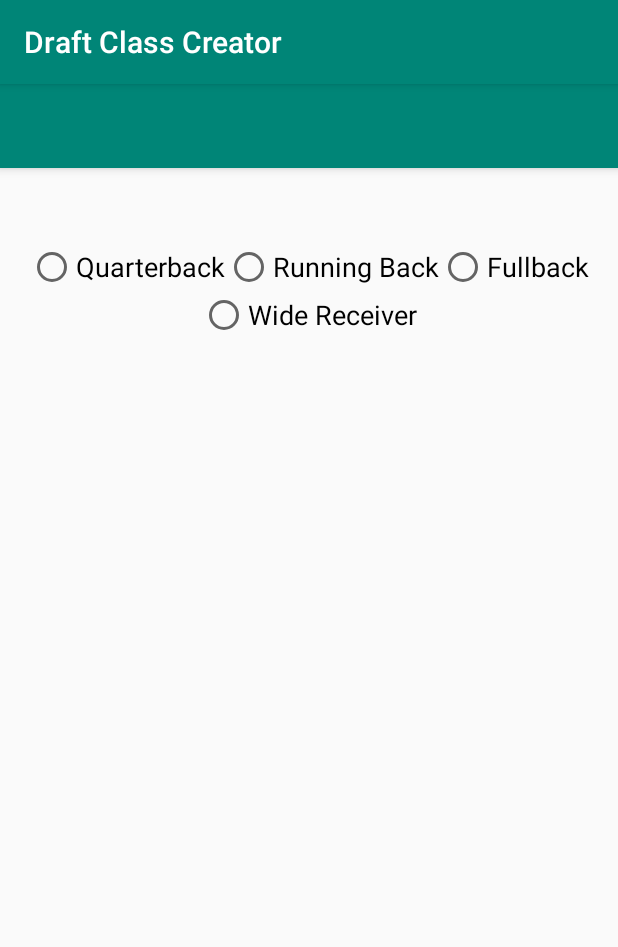
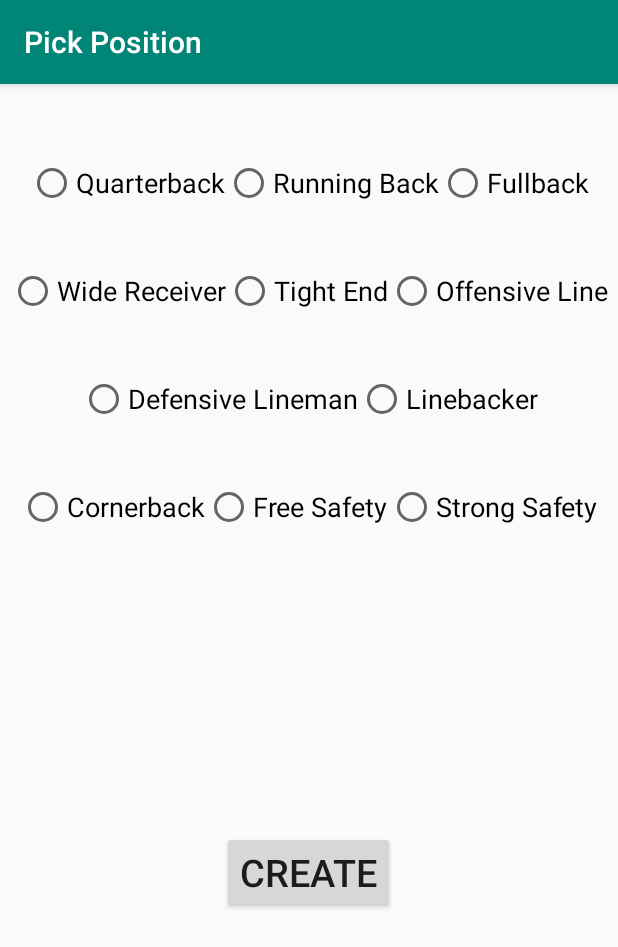
Before and after one commit to rileybros/FootballDraftClass, an Android app: the Create_Player screen opened directly, with no data from a screen before it, on a phone screen of 412 x 824 dp. Shown: the top 947 px of the screen. Run offline under Robolectric (Android 15) with nearby library versions, the phone set to English and light mode, and no system bars.

Commit message:
Started work on Player Creating (Quarteback).)

```diff
--- a/app/src/main/java/com/example/footballdraftclass/Create_Player.java
+++ b/app/src/main/java/com/example/footballdraftclass/Create_Player.java
@@ -1,8 +1,11 @@
 package com.example.footballdraftclass;
 
 import android.content.DialogInterface;
+import android.provider.MediaStore;
+import android.support.v7.app.ActionBar;
 import android.support.v7.app.AlertDialog;
 import android.support.v7.app.AppCompatActivity;
+import android.support.v7.widget.Toolbar;
 import android.os.Bundle;
 import android.view.View;
 import android.widget.RadioButton;
@@ -10,31 +13,69 @@ import android.widget.RadioGroup;
 
 public class Create_Player extends AppCompatActivity {
 
-    private RadioGroup rdgroup1;
-    private RadioGroup rdgroup2;
+    private RadioGroup rdgroup1;    private RadioButton QB;     private RadioButton TE;
+    private RadioGroup rdgroup2;    private RadioButton RB;     private RadioButton OL;
+    private RadioGroup rdgroup3;    private RadioButton WR;     private RadioButton DL;
+    private RadioGroup rdgroup4;    private RadioButton FB;     private RadioButton LB;
+                                    private RadioButton CB;     private RadioButton FS;
+                                    private RadioButton SS;
 
     @Override
     protected void onCreate(Bundle savedInstanceState) {
         super.onCreate(savedInstanceState);
         setContentView(R.layout.activity_create__player);
+        Toolbar toolbar = findViewById(R.id.toolbar);
+        setSupportActionBar(toolbar);
+
+        ActionBar actionBar = this.getSupportActionBar();
+        if (actionBar != null) {
+
+        }
 
         rdgroup1 = findViewById(R.id.positionsgroup1);
         rdgroup2 = findViewById(R.id.positionsgroup2);
-
+        rdgroup3 = findViewById(R.id.positionsgroup3);
+        rdgroup4 = findViewById(R.id.positionsgroup4);
+        QB = findViewById(R.id.QB);
+        RB = findViewById(R.id.RB);
+        WR = findViewById(R.id.WR);
+        FB = findViewById(R.id.FB);
+        CB = findViewById(R.id.CB);
+        SS = findViewById(R.id.SS);
+        TE = findViewById(R.id.TE);
+        OL = findViewById(R.id.OL);
+        DL = findViewById(R.id.DL);
+        LB = findViewById(R.id.LB);
+        FS = findViewById(R.id.FS);
     }
 
     public void Group1Click(View view) {
-        helpme();
         rdgroup2.clearCheck();
+        rdgroup3.clearCheck();
+        rdgroup4.clearCheck();
     }
 
     public void Group2Click(View view) {
         rdgroup1.clearCheck();
+        rdgroup3.clearCheck();
+        rdgroup4.clearCheck();
+    }
+
+    public void Group3Click(View view) {
+        rdgroup1.clearCheck();
+        rdgroup2.clearCheck();
+        rdgroup4.clearCheck();
+    }
+
+    public void Group4Click(View view) {
+        rdgroup1.clearCheck();
+        rdgroup2.clearCheck();
+        rdgroup3.clearCheck();
     }
 
     private void helpme() {
         new AlertDialog.Builder(this)
-                .setMessage("Help me").
+                .setMessage("Position not selected. Please choose a position to create.").
                 setPositiveButton(
                         "OK",
                         new DialogInterface.OnClickListener() {
@@ -47,4 +88,44 @@ public class Create_Player extends AppCompatActivity {
                 create().
                 show();
     }
+
+
+    public void onClickPlayerAttributes(View view) {
+        if (QB.isChecked()){
+            finish();
+        }
+        else if (RB.isChecked()){
+            finish();
+        }
+        else if (WR.isChecked()){
+            finish();
+        }
+        else if (FB.isChecked()){
+            finish();
+        }
+        else if (TE.isChecked()){
+            finish();
+        }
+        else if (OL.isChecked()){
+            finish();
+        }
+        else if (DL.isChecked()){
+            finish();
+        }
+        else if (LB.isChecked()){
+            finish();
+        }
+        else if (CB.isChecked()){
+            finish();
+        }
+        else if (FS.isChecked()){
+            finish();
+        }
+        else if (SS.isChecked()){
+            finish();
+        }
+        else{
+            helpme();
+        }
+    }
 }
--- a/app/src/main/res/layout/content_create__player.xml
+++ b/app/src/main/res/layout/content_create__player.xml
@@ -45,6 +45,7 @@
 
     <RadioGroup
         android:id="@+id/positionsgroup2"
+        android:layout_marginTop="40dp"
         android:layout_below="@+id/positionsgroup1"
         android:layout_width="match_parent"
         android:layout_height="wrap_content"
@@ -58,6 +59,93 @@
             android:layout_width="wrap_content"
             android:layout_height="wrap_content"
             android:onClick="Group2Click"/>
+
+        <RadioButton
+            android:id="@+id/TE"
+            android:textSize="18dp"
+            android:text="Tight End"
+            android:layout_width="wrap_content"
+            android:layout_height="wrap_content"
+            android:onClick="Group2Click"/>
+
+        <RadioButton
+            android:id="@+id/OL"
+            android:textSize="18dp"
+            android:text="Offensive Line"
+            android:layout_width="wrap_content"
+            android:layout_height="wrap_content"
+            android:onClick="Group2Click"/>
     </RadioGroup>
 
+    <RadioGroup
+        android:id="@+id/positionsgroup3"
+        android:layout_marginTop="40dp"
+        android:layout_below="@+id/positionsgroup2"
+        android:layout_width="match_parent"
+        android:layout_height="wrap_content"
+        android:orientation="horizontal"
+        android:gravity="center">
+
+        <RadioButton
+            android:id="@+id/DL"
+            android:textSize="18dp"
+            android:text="Defensive Lineman"
+            android:layout_width="wrap_content"
+            android:layout_height="wrap_content"
+            android:onClick="Group3Click"/>
+
+        <RadioButton
+            android:id="@+id/LB"
+            android:textSize="18dp"
+            android:text="Linebacker"
+            android:layout_width="wrap_content"
+            android:layout_height="wrap_content"
+            android:onClick="Group3Click"/>
+    </RadioGroup>
+
+    <RadioGroup
+        android:id="@+id/positionsgroup4"
+        android:layout_marginTop="40dp"
+        android:layout_below="@+id/positionsgroup3"
+        android:layout_width="match_parent"
+        android:layout_height="wrap_content"
+        android:orientation="horizontal"
+        android:gravity="center">
+
+        <RadioButton
+            android:id="@+id/CB"
+            android:textSize="18dp"
+            android:text="Cornerback"
+            android:layout_width="wrap_content"
+            android:layout_height="wrap_content"
+            android:onClick="Group4Click"/>
+
+        <RadioButton
+            android:id="@+id/FS"
+            android:textSize="18dp"
+            android:text="Free Safety"
+            android:layout_width="wrap_content"
+            android:layout_height="wrap_content"
+            android:onClick="Group4Click"/>
+
+        <RadioButton
+            android:id="@+id/SS"
+            android:textSize="18dp"
+            android:text="Strong Safety"
+            android:layout_width="wrap_content"
+            android:layout_height="wrap_content"
+            android:onClick="Group4Click"/>
+    </RadioGroup>
+
+    <Button
+        android:id="@+id/Create"
+        android:layout_marginTop="200dp"
+        android:layout_below="@+id/positionsgroup4"
+        android:text="Create"
+        android:textSize="25dp"
+        android:layout_width="wrap_content"
+        android:layout_height="wrap_content"
+        android:layout_centerHorizontal="true"
+        android:onClick="onClickPlayerAttributes"/>
+
 </RelativeLayout>
```
Also changed, not shown: app/src/main/AndroidManifest.xml (+8 -1 lines), app/src/main/java/com/example/footballdraftclass/Quarterback.java (added, +17 -0 lines), app/src/main/res/layout/activity_quarterback.xml (added, +26 -0 lines), app/src/main/res/layout/content_quarterback.xml (added, +44 -0 lines).
